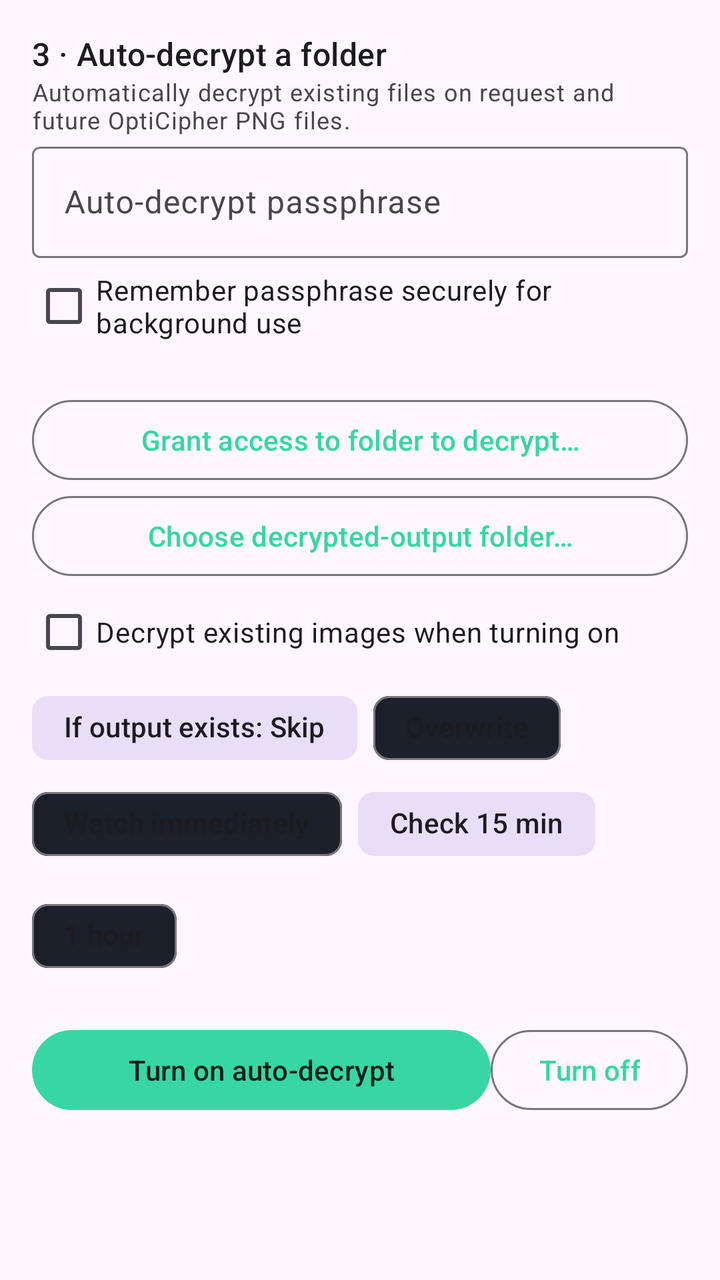
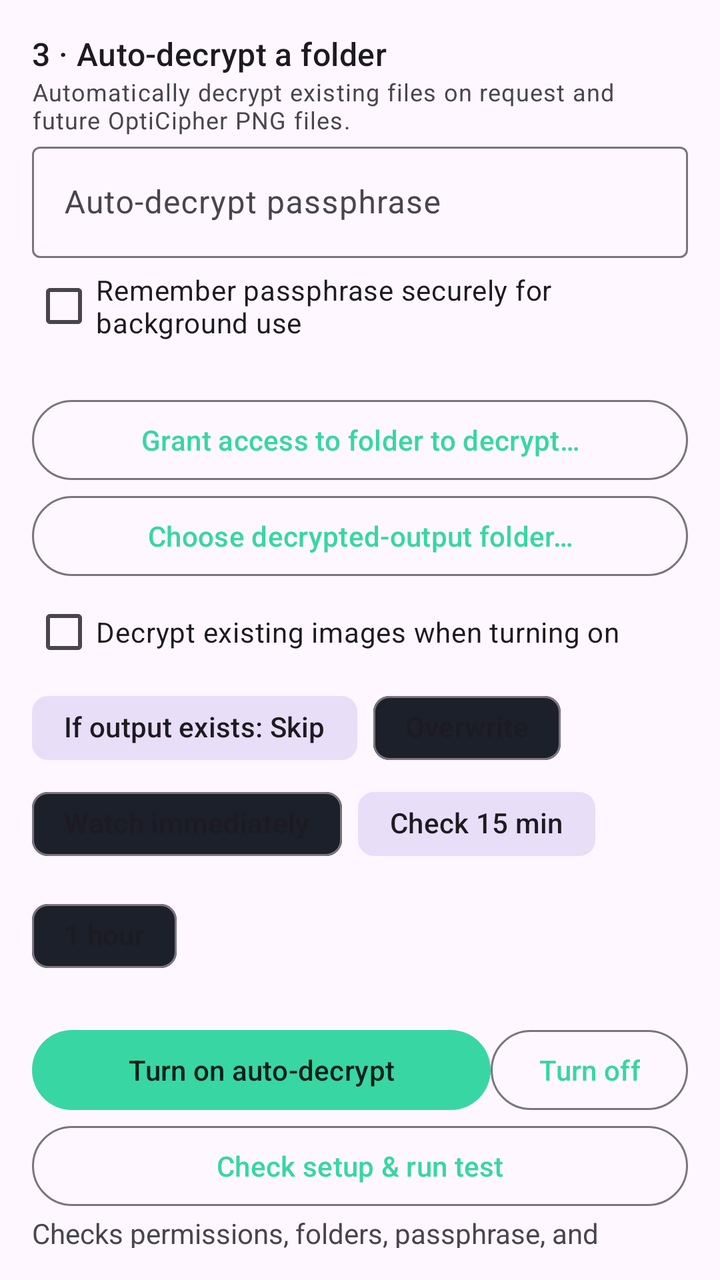

Compare the two renders of this Android layout. The source of the first and the diff that turns it into the second are given below.
<!-- AndroidManifest.xml: application theme Theme.OptiCipher -->
<!-- res/layout/watch_decrypt.xml -->
<LinearLayout xmlns:android="http://schemas.android.com/apk/res/android" xmlns:app="http://schemas.android.com/apk/res-auto" android:layout_width="match_parent" android:layout_height="wrap_content" android:orientation="vertical" android:padding="16dp">
    <TextView android:text="3 · Auto-decrypt a folder" android:textAppearance="?attr/textAppearanceTitleMedium" android:layout_width="wrap_content" android:layout_height="wrap_content" />
    <TextView android:text="Automatically decrypt existing files on request and future OptiCipher PNG files." android:textAppearance="?attr/textAppearanceBodySmall" android:layout_width="wrap_content" android:layout_height="wrap_content" />
    <com.google.android.material.textfield.TextInputLayout android:hint="Auto-decrypt passphrase" android:layout_width="match_parent" android:layout_height="wrap_content"><com.google.android.material.textfield.TextInputEditText android:id="@+id/decryptWatchPass" android:inputType="textPassword" android:layout_width="match_parent" android:layout_height="wrap_content" /></com.google.android.material.textfield.TextInputLayout>
    <com.google.android.material.checkbox.MaterialCheckBox android:id="@+id/decryptWatchRemember" android:text="Remember passphrase securely for background use" android:layout_width="wrap_content" android:layout_height="wrap_content" />
    <TextView android:id="@+id/decryptWatchFolders" android:layout_width="wrap_content" android:layout_height="wrap_content" />
    <com.google.android.material.button.MaterialButton android:id="@+id/decryptWatchFolderBtn" style="?attr/materialButtonOutlinedStyle" android:text="Grant access to folder to decrypt…" android:layout_width="match_parent" android:layout_height="wrap_content" />
    <com.google.android.material.button.MaterialButton android:id="@+id/decryptWatchOutputBtn" style="?attr/materialButtonOutlinedStyle" android:text="Choose decrypted-output folder…" android:layout_width="match_parent" android:layout_height="wrap_content" />
    <com.google.android.material.checkbox.MaterialCheckBox android:id="@+id/decryptExisting" android:text="Decrypt existing images when turning on" android:layout_width="wrap_content" android:layout_height="wrap_content" />
    <com.google.android.material.chip.ChipGroup android:id="@+id/decryptConflictGroup" app:singleSelection="true" android:layout_width="wrap_content" android:layout_height="wrap_content"><com.google.android.material.chip.Chip android:id="@+id/decryptSkip" android:text="If output exists: Skip" android:checkable="true" android:checked="true" android:layout_width="wrap_content" android:layout_height="wrap_content" /><com.google.android.material.chip.Chip android:id="@+id/decryptOverwrite" android:text="Overwrite" android:checkable="true" android:layout_width="wrap_content" android:layout_height="wrap_content" /></com.google.android.material.chip.ChipGroup>
    <com.google.android.material.chip.ChipGroup android:id="@+id/decryptIntervalGroup" app:singleSelection="true" android:layout_width="wrap_content" android:layout_height="wrap_content"><com.google.android.material.chip.Chip android:id="@+id/decryptImmediate" android:text="Watch immediately" android:checkable="true" android:layout_width="wrap_content" android:layout_height="wrap_content" /><com.google.android.material.chip.Chip android:id="@+id/decrypt15" android:text="Check 15 min" android:checkable="true" android:checked="true" android:layout_width="wrap_content" android:layout_height="wrap_content" /><com.google.android.material.chip.Chip android:id="@+id/decrypt60" android:text="1 hour" android:checkable="true" android:layout_width="wrap_content" android:layout_height="wrap_content" /></com.google.android.material.chip.ChipGroup>
    <TextView android:id="@+id/decryptWatchStatus" android:layout_width="wrap_content" android:layout_height="wrap_content" />
    <LinearLayout android:layout_width="match_parent" android:layout_height="wrap_content" android:orientation="horizontal"><com.google.android.material.button.MaterialButton android:id="@+id/decryptWatchStart" android:text="Turn on auto-decrypt" android:layout_width="0dp" android:layout_height="wrap_content" android:layout_weight="1" /><com.google.android.material.button.MaterialButton android:id="@+id/decryptWatchStop" style="?attr/materialButtonOutlinedStyle" android:text="Turn off" android:layout_width="wrap_content" android:layout_height="wrap_content" /></LinearLayout>
</LinearLayout>
<!-- resources referenced by this layout -->
<resources>
  <style name="Theme.OptiCipher" parent="Theme.Material3.DayNight.NoActionBar">
          <item name="colorPrimary">@color/brand_accent</item>
          <item name="colorOnPrimary">@color/brand_on_accent</item>
          <item name="colorPrimaryContainer">#1C3A31</item>
          <item name="colorOnPrimaryContainer">#38D6A3</item>
          <item name="colorSecondary">@color/brand_accent</item>
          <item name="colorSurface">@color/brand_surface</item>
          <item name="android:statusBarColor">?attr/colorSurface</item>
          <item name="android:navigationBarColor">?attr/colorSurface</item>
      </style>
  <color name="brand_accent">#38D6A3</color>
  <color name="brand_on_accent">#062018</color>
  <color name="brand_surface">#1B202A</color>
</resources>

<!-- the commit's change to res/layout/watch_decrypt.xml (unified diff, before → after) -->
@@ -11,4 +11,6 @@
     <com.google.android.material.chip.ChipGroup android:id="@+id/decryptIntervalGroup" app:singleSelection="true" android:layout_width="wrap_content" android:layout_height="wrap_content"><com.google.android.material.chip.Chip android:id="@+id/decryptImmediate" android:text="Watch immediately" android:checkable="true" android:layout_width="wrap_content" android:layout_height="wrap_content" /><com.google.android.material.chip.Chip android:id="@+id/decrypt15" android:text="Check 15 min" android:checkable="true" android:checked="true" android:layout_width="wrap_content" android:layout_height="wrap_content" /><com.google.android.material.chip.Chip android:id="@+id/decrypt60" android:text="1 hour" android:checkable="true" android:layout_width="wrap_content" android:layout_height="wrap_content" /></com.google.android.material.chip.ChipGroup>
     <TextView android:id="@+id/decryptWatchStatus" android:layout_width="wrap_content" android:layout_height="wrap_content" />
     <LinearLayout android:layout_width="match_parent" android:layout_height="wrap_content" android:orientation="horizontal"><com.google.android.material.button.MaterialButton android:id="@+id/decryptWatchStart" android:text="Turn on auto-decrypt" android:layout_width="0dp" android:layout_height="wrap_content" android:layout_weight="1" /><com.google.android.material.button.MaterialButton android:id="@+id/decryptWatchStop" style="?attr/materialButtonOutlinedStyle" android:text="Turn off" android:layout_width="wrap_content" android:layout_height="wrap_content" /></LinearLayout>
+    <com.google.android.material.button.MaterialButton android:id="@+id/decryptCheckBtn" style="?attr/materialButtonOutlinedStyle" android:text="Check setup &amp; run test" android:layout_width="match_parent" android:layout_height="wrap_content" />
+    <TextView android:id="@+id/decryptCheckStatus" android:text="Checks permissions, folders, passphrase, and crypto." android:layout_width="wrap_content" android:layout_height="wrap_content" />
 </LinearLayout>
